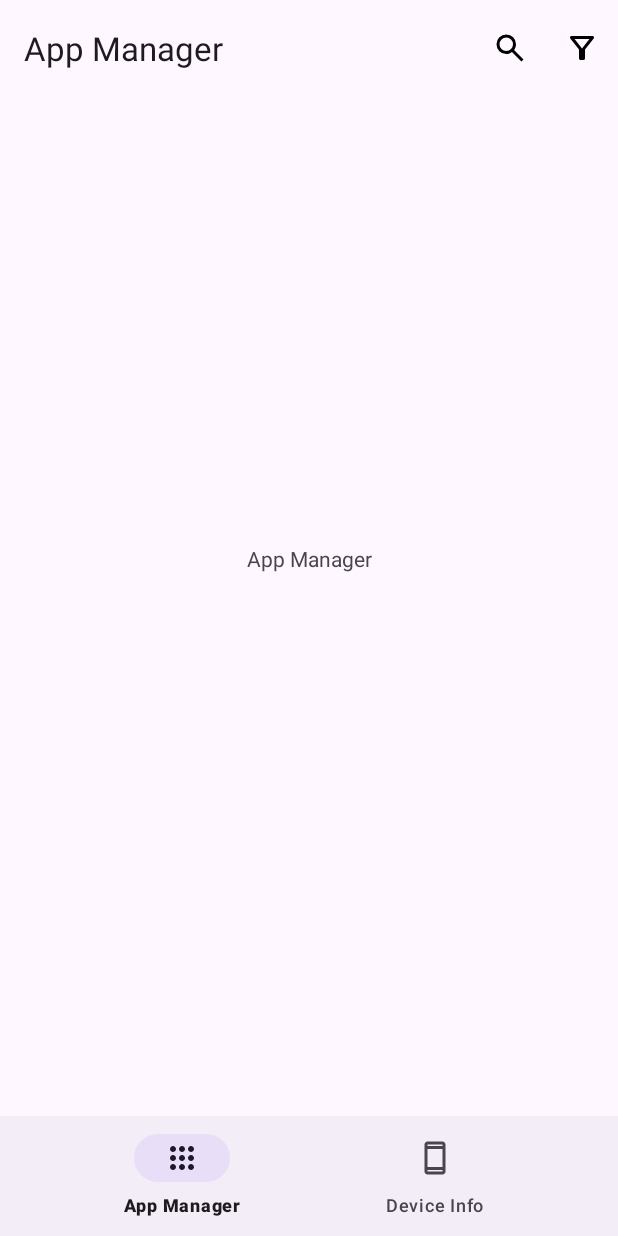
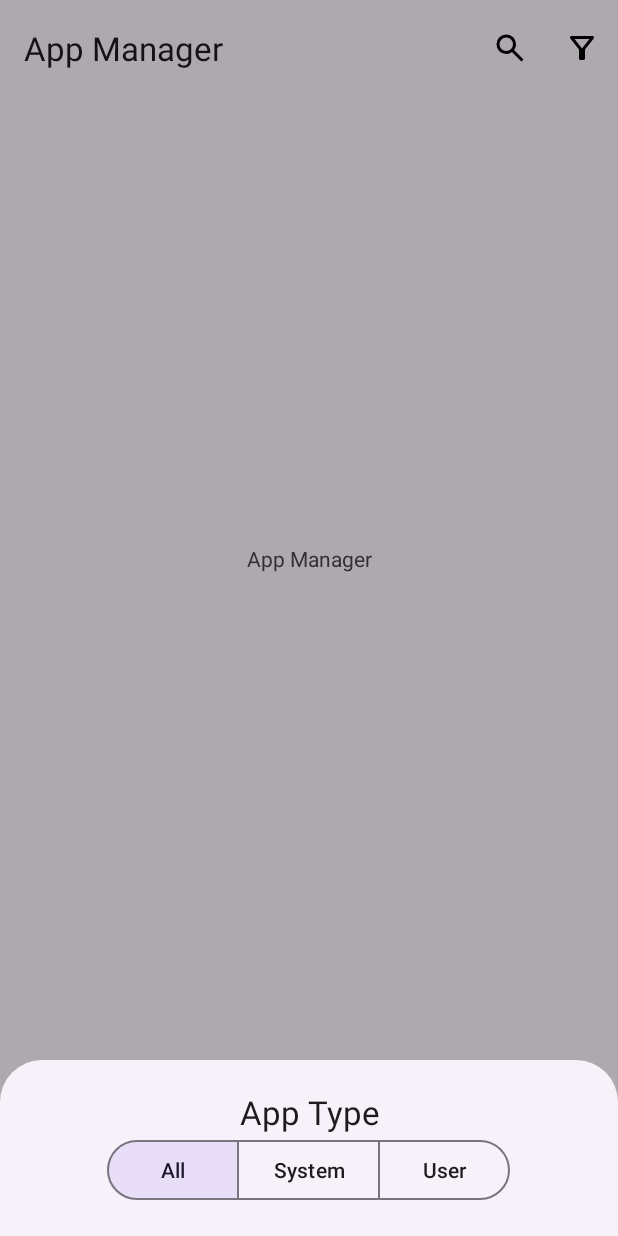
Before and after one commit to QingGeTech/OneDroid, an Android app: the screen it shows after launch (MainActivity), after a tap on "filter", on a phone screen of 412 x 824 dp. Run offline under Robolectric (Android 15) with nearby library versions, the phone set to English and light mode, and no system bars.

Commit message:
添加过滤弹窗

```diff
--- a/app/build.gradle.kts
+++ b/app/build.gradle.kts
@@ -44,7 +44,6 @@ dependencies {
     implementation(libs.appcompat)
     implementation(libs.material)
     implementation(libs.constraintlayout)
-//    implementation(libs.transition)
     testImplementation(libs.junit)
     androidTestImplementation(libs.androidx.test.ext.junit)
     androidTestImplementation(libs.espresso.core)
--- /dev/null
+++ b/app/src/main/java/cn/recommender/androiddevtoolbox/ui/fragment/AppFilterDialogFragment.kt
@@ -0,0 +1,29 @@
+package cn.recommender.androiddevtoolbox.ui.fragment
+
+import android.os.Bundle
+import android.view.LayoutInflater
+import android.view.View
+import android.view.ViewGroup
+import cn.recommender.androiddevtoolbox.databinding.FragmentFilterAppBinding
+import cn.recommender.androiddevtoolbox.util.LogUtil
+import com.google.android.material.bottomsheet.BottomSheetDialogFragment
+
+object AppFilterDialogFragment : BottomSheetDialogFragment() {
+
+    private lateinit var binding: FragmentFilterAppBinding
+
+    private val TAG = javaClass.name
+
+    override fun onCreateView(
+        inflater: LayoutInflater,
+        container: ViewGroup?,
+        savedInstanceState: Bundle?
+    ): View {
+        binding = FragmentFilterAppBinding.inflate(inflater, container, false)
+        binding.btnGroupAppType.addOnButtonCheckedListener { group, checkedId, isChecked ->
+            LogUtil.d(TAG,"listener:$group, $checkedId, $isChecked")
+        }
+        return binding.root
+    }
+
+}
--- a/app/src/main/java/cn/recommender/androiddevtoolbox/ui/fragment/AppManagerFragment.kt
+++ b/app/src/main/java/cn/recommender/androiddevtoolbox/ui/fragment/AppManagerFragment.kt
@@ -10,6 +10,8 @@ import androidx.transition.TransitionManager
 import cn.recommender.androiddevtoolbox.R
 import cn.recommender.androiddevtoolbox.base.BaseFragment
 import cn.recommender.androiddevtoolbox.databinding.FragmentAppManagerBinding
+import com.google.android.material.bottomsheet.BottomSheetDialog
+import com.google.android.material.bottomsheet.BottomSheetDialogFragment
 import com.google.android.material.transition.MaterialSharedAxis
 
 object AppManagerFragment : BaseFragment() {
@@ -69,7 +71,7 @@ object AppManagerFragment : BaseFragment() {
     }
 
     private fun openFilterSheet() {
-
+        AppFilterDialogFragment.show(childFragmentManager,"filterAppFragment")
     }
 
     private fun openSearchView() {
--- /dev/null
+++ b/app/src/main/res/layout/fragment_filter_app.xml
@@ -0,0 +1,50 @@
+<?xml version="1.0" encoding="utf-8"?>
+<LinearLayout xmlns:android="http://schemas.android.com/apk/res/android"
+    xmlns:app="http://schemas.android.com/apk/res-auto"
+    android:layout_width="match_parent"
+    android:layout_height="match_parent"
+    android:orientation="vertical"
+    android:paddingTop="20dp"
+    android:paddingBottom="20dp">
+
+    <TextView
+        android:layout_width="match_parent"
+        android:layout_height="wrap_content"
+        android:gravity="center"
+        android:text="@string/app_type"
+        android:textAppearance="?textAppearanceTitleLarge" />
+
+    <com.google.android.material.button.MaterialButtonToggleGroup
+        android:id="@+id/btnGroupAppType"
+        android:layout_width="match_parent"
+        android:layout_height="wrap_content"
+        android:gravity="center"
+        app:checkedButton="@id/btnAll"
+        app:selectionRequired="true"
+        app:singleSelection="true">
+
+        <Button
+            android:id="@+id/btnAll"
+            style="?attr/materialButtonOutlinedStyle"
+            android:layout_width="wrap_content"
+            android:layout_height="wrap_content"
+            android:text="@string/all" />
+
+        <Button
+            android:id="@+id/btnSystem"
+            style="?attr/materialButtonOutlinedStyle"
+            android:layout_width="wrap_content"
+            android:layout_height="wrap_content"
+            android:text="@string/system" />
+
+        <Button
+            android:id="@+id/btnUser"
+            style="?attr/materialButtonOutlinedStyle"
+            android:layout_width="wrap_content"
+            android:layout_height="wrap_content"
+            android:text="@string/user" />
+
+    </com.google.android.material.button.MaterialButtonToggleGroup>
+
+
+</LinearLayout>
--- a/app/src/main/res/values/strings.xml
+++ b/app/src/main/res/values/strings.xml
@@ -5,4 +5,10 @@
     <string name="search">search</string>
     <string name="filter">filter</string>
     <string name="app_manager_search_hint">app or pkg name</string>
+    <string name="app_type">App Type</string>
+    <string name="app_order">Order</string>
+    <string name="app_order_type">Order Type</string>
+    <string name="all">All</string>
+    <string name="system">System</string>
+    <string name="user">User</string>
 </resources>
--- a/gradle.properties
+++ b/gradle.properties
@@ -20,4 +20,4 @@ kotlin.code.style=official
 # Enables namespacing of each library's R class so that its R class includes only the
 # resources declared in the library itself and none from the library's dependencies,
 # thereby reducing the size of the R class for that library
-android.nonTransitiveRClass=true
+android.nonTransitiveRClass=false
--- a/gradle/libs.versions.toml
+++ b/gradle/libs.versions.toml
@@ -23,3 +23,4 @@ constraintlayout = { group = "androidx.constraintlayout", name = "constraintlayo
 [plugins]
 androidApplication = { id = "com.android.application", version.ref = "agp" }
 kotlinAndroid = { id = "org.jetbrains.kotlin.android", version.ref = "kotlin" }
+androidLibrary = { id = "com.android.library", version.ref = "agp" }
```
Also changed, not shown: settings.gradle.kts (line endings or trailing spaces), 1 other file.
